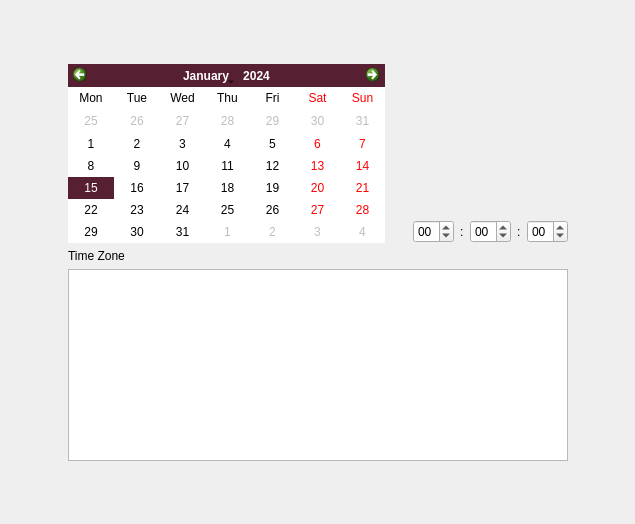
Before: the Qt Designer form yali/gui/Ui/datetimewidget.ui in dadas45li/yali, drawn with Qt 5.
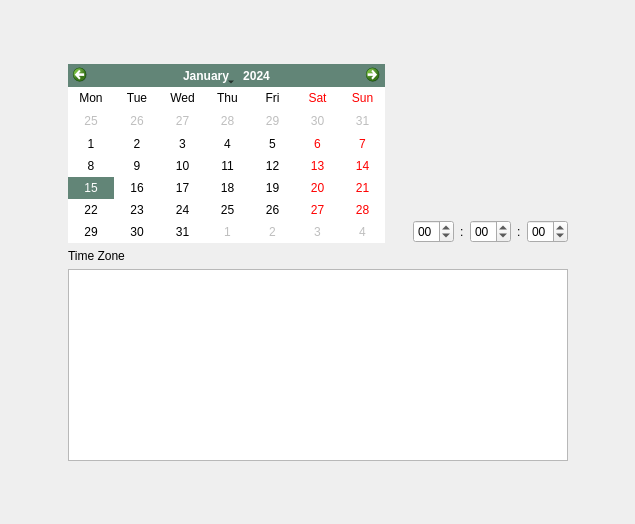
After: the same form once the commit is applied. Custom widgets are drawn as their Qt base class.

Patch:
```diff
--- a/yali/gui/Ui/datetimewidget.ui
+++ b/yali/gui/Ui/datetimewidget.ui
@@ -49,7 +49,7 @@
       <bool>true</bool>
      </property>
      <property name="styleSheet">
-      <string notr="true">selection-background-color: #562032;
+      <string notr="true">selection-background-color: #628577;
 alternate-background-color: rgba(255, 255, 255, 122);
 </string>
      </property>
```
